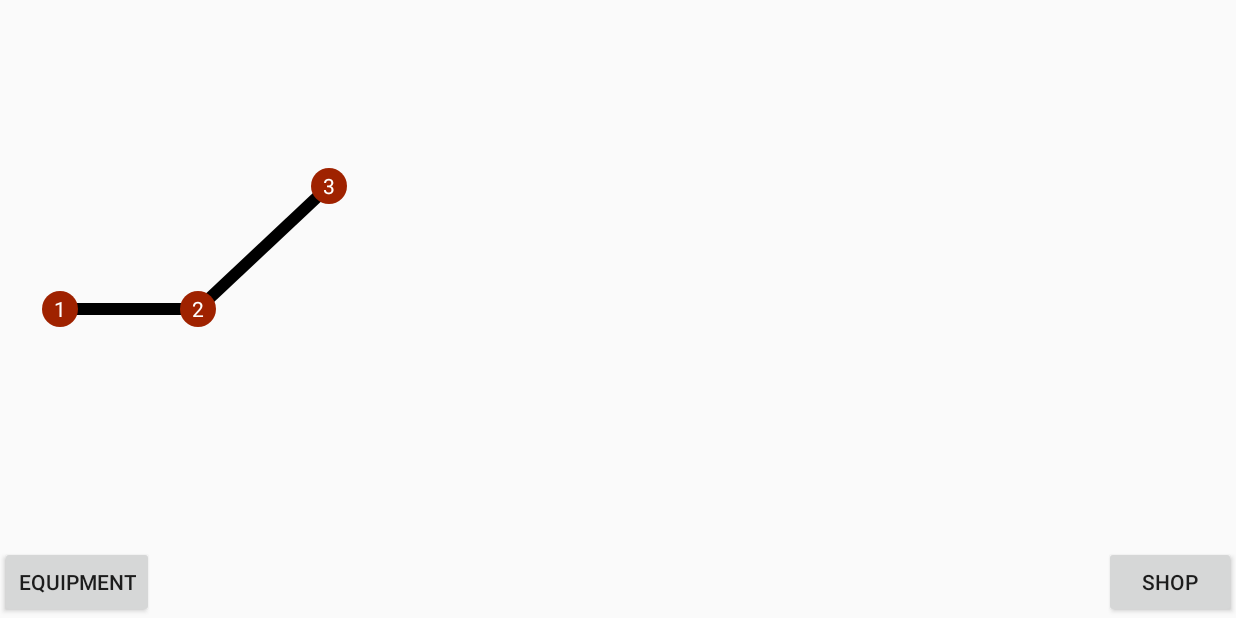
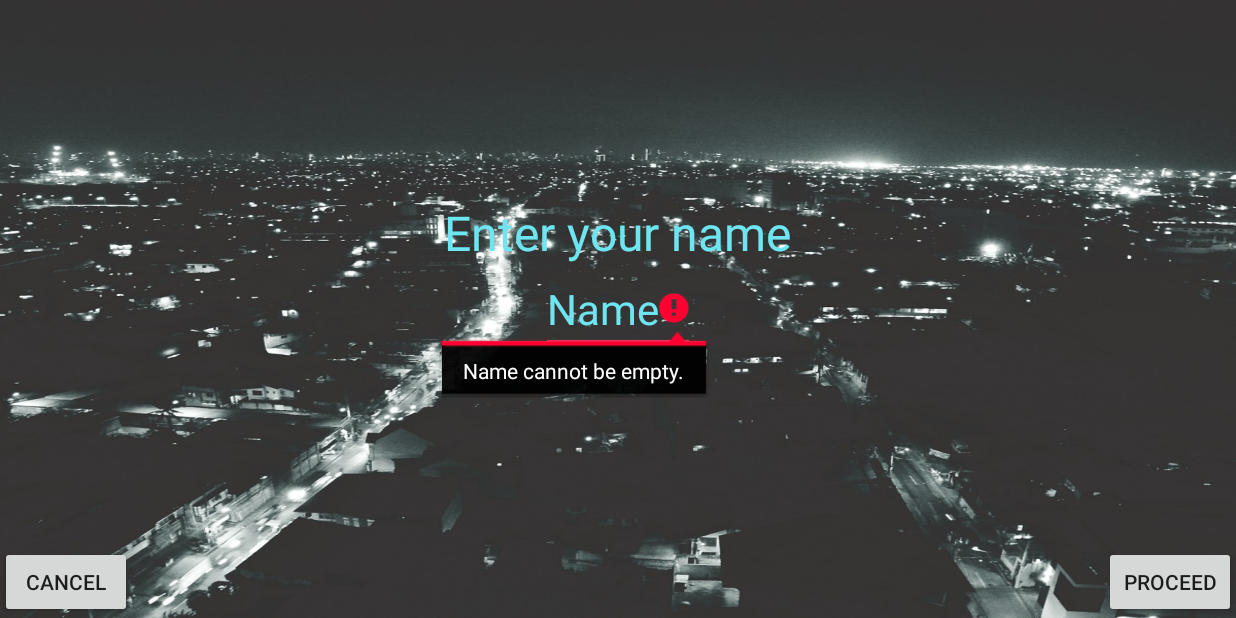
Before and after one commit to CaptainLian/TokhangApp, an Android app: the CreatePlayerActivity screen opened directly, with no data from a screen before it, after a tap on "PROCEED", on a phone screen of 824 x 412 dp (held sideways). Run offline under Robolectric (Android 15) with nearby library versions, the phone set to English and light mode, and no system bars.

Commit message:
Added validation on create new player
name cannot be empty now

```diff
--- a/app/src/main/java/dlsu/wirtec/tokhangapp/activities/CreatePlayerActivity.java
+++ b/app/src/main/java/dlsu/wirtec/tokhangapp/activities/CreatePlayerActivity.java
@@ -1,19 +1,27 @@
 package dlsu.wirtec.tokhangapp.activities;
 
 import android.content.Intent;
+import android.media.MediaCodec;
 import android.support.v7.app.AppCompatActivity;
 import android.os.Bundle;
+import android.text.Editable;
 import android.view.View;
 import android.widget.Button;
 import android.widget.EditText;
+
+import org.w3c.dom.Text;
+
+import java.util.regex.Pattern;
 
 import dlsu.wirtec.tokhangapp.R;
 import dlsu.wirtec.tokhangapp.managers.GameManager;
 
 public class CreatePlayerActivity extends AppCompatActivity {
 
-    private Button btnProceed;
+    public static final Pattern SPACES = Pattern.compile("\\s+");
+
     private EditText etName;
+    private Button btnProceed, btnCancel;
 
     @Override
     protected void onCreate(Bundle savedInstanceState) {
@@ -21,22 +29,32 @@ public class CreatePlayerActivity extends AppCompatActivity {
         getSupportActionBar().hide();
         setContentView(R.layout.activity_create_player);
 
+        etName = (EditText) findViewById(R.id.et_name);
+        btnCancel = (Button) findViewById(R.id.btn_cancel);
         btnProceed = (Button) findViewById(R.id.btn_proceed);
-        etName = (EditText) findViewById(R.id.et_name);
-
 
         btnProceed.setOnClickListener(new View.OnClickListener() {
             @Override
             public void onClick(View v) {
-                GameManager gameManager = GameManager.getGameManager();
+                String name = etName.getText().toString();
 
-                gameManager.createNewPlayerOverwrite(etName.getText().toString());
+                if(SPACES.matcher(name).replaceAll("").length() == 0){
+                    etName.setError("Name cannot be empty.");
+                }else{
+                    GameManager gameManager = GameManager.getGameManager();
+                    gameManager.createNewPlayerOverwrite(etName.getText().toString());
 
-                Intent i = new Intent(getBaseContext(), NodeActivity.class);
-                startActivity(i);
+                    Intent i = new Intent(getBaseContext(), NodeActivity.class);
+                    startActivity(i);
+                    finish();
+                }
             }
         });
-
-
+        btnCancel.setOnClickListener(new View.OnClickListener() {
+            @Override
+            public void onClick(View v) {
+                finish();
+            }
+        });
     }
 }
--- a/app/src/main/java/dlsu/wirtec/tokhangapp/activities/LeaderboardActivity.java
+++ b/app/src/main/java/dlsu/wirtec/tokhangapp/activities/LeaderboardActivity.java
@@ -23,7 +23,6 @@ public class LeaderboardActivity extends AppCompatActivity {
     protected void onCreate(Bundle savedInstanceState) {
         super.onCreate(savedInstanceState);
         setContentView(R.layout.activity_leaderboard);
-//        getSupportActionBar().hide();
 
         btnBack = (FloatingActionButton) findViewById(R.id.btn_return);
         rvPlayer = (RecyclerView) findViewById(R.id.rv_player);
--- a/app/src/main/res/layout/activity_create_player.xml
+++ b/app/src/main/res/layout/activity_create_player.xml
@@ -35,4 +35,12 @@
         android:layout_height="wrap_content"
         android:layout_above="@+id/et_name"
         android:layout_centerHorizontal="true" />
+
+    <Button
+        android:id="@+id/btn_cancel"
+        android:text="@string/cancel"
+        android:layout_width="wrap_content"
+        android:layout_height="wrap_content"
+        android:layout_alignParentBottom="true"
+        android:layout_alignParentStart="true" />
 </RelativeLayout>
--- a/app/src/main/res/values/strings.xml
+++ b/app/src/main/res/values/strings.xml
@@ -40,6 +40,7 @@
     <string name="equipment">Equipment</string>
     <string name="name">Name</string>
     <string name="proceed">Proceed</string>
+    <string name="cancel">Cancel</string>
 
     <!-- CreatePlayerActivity -->
     <string name="create_player_enter_name">Enter your name</string>
```
Also changed, not shown: app/src/main/java/dlsu/wirtec/tokhangapp/activities/MainActivity.java (+1 -9 lines).
